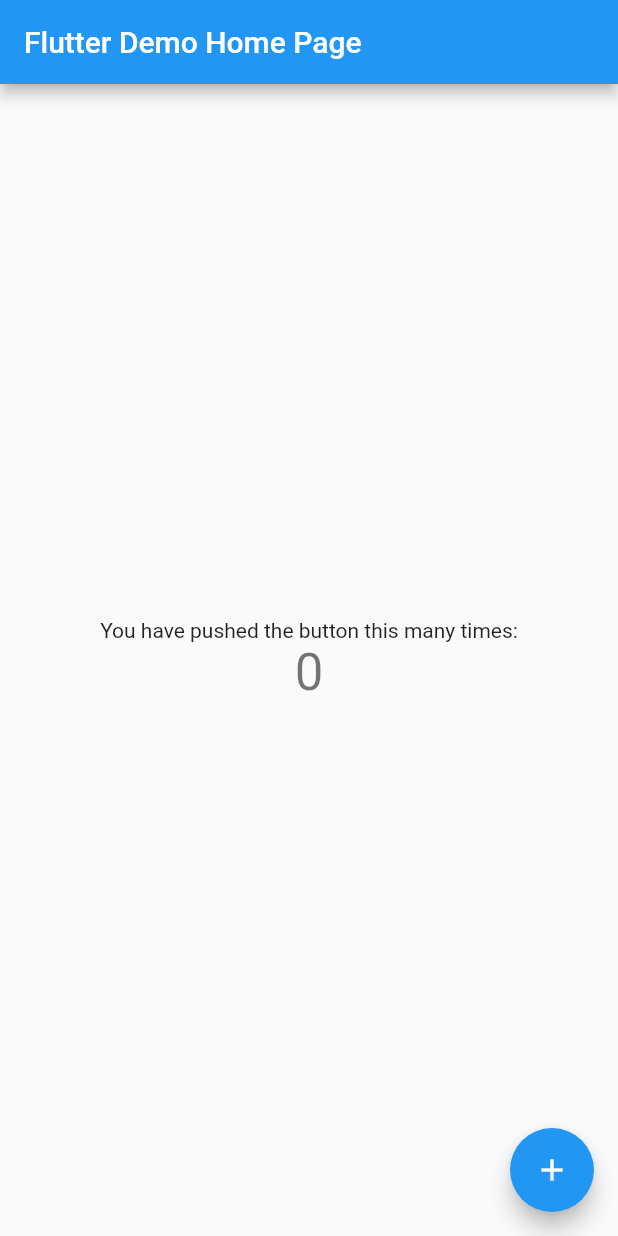
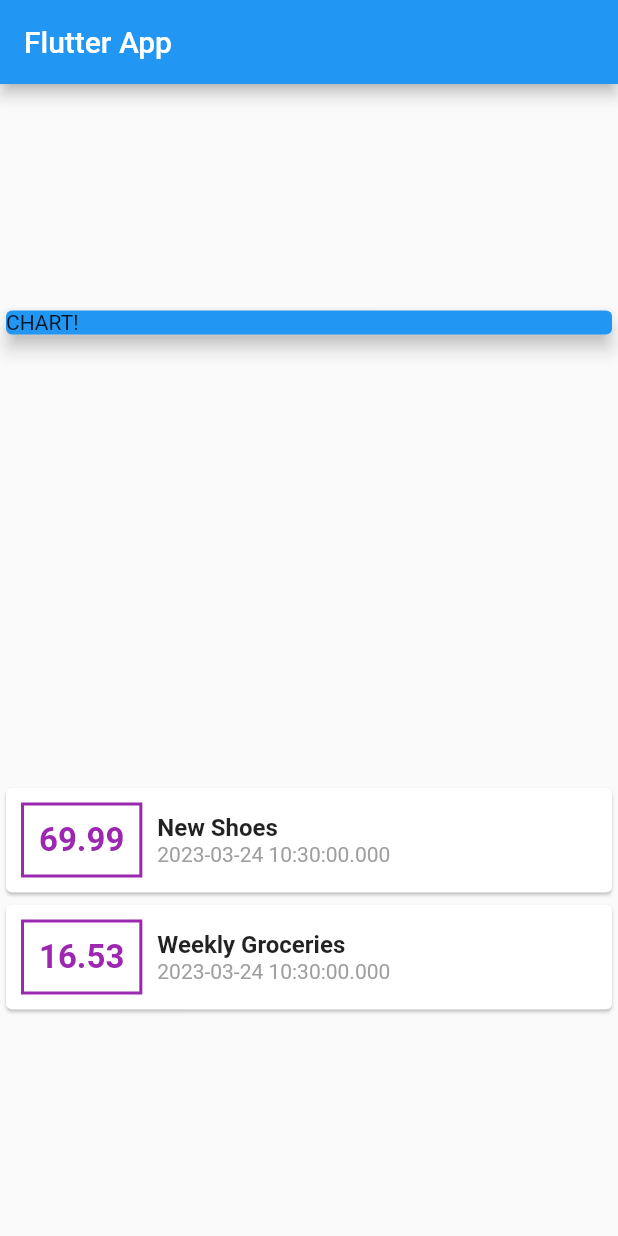
Before and after one commit to Curt-Park/flutter-practice, a Flutter app: the screen it shows after launch, on a phone screen of 412 x 824 dp. Run offline on Flutter 3.47's test engine with Material 2 defaults, Android fonts, the phone set to English and light mode, and no system bars.

Commit message:
Add basic frames

```diff
--- a/01_personal_expenses_app/lib/main.dart
+++ b/01_personal_expenses_app/lib/main.dart
@@ -1,115 +1,98 @@
 import 'package:flutter/material.dart';
+import './transaction.dart';
 
 void main() {
-  runApp(const MyApp());
+  runApp(MyApp());
 }
 
 class MyApp extends StatelessWidget {
-  const MyApp({super.key});
-
-  // This widget is the root of your application.
   @override
   Widget build(BuildContext context) {
     return MaterialApp(
       title: 'Flutter Demo',
-      theme: ThemeData(
-        // This is the theme of your application.
-        //
-        // Try running your application with "flutter run". You'll see the
-        // application has a blue toolbar. Then, without quitting the app, try
-        // changing the primarySwatch below to Colors.green and then invoke
-        // "hot reload" (press "r" in the console where you ran "flutter run",
-        // or simply save your changes to "hot reload" in a Flutter IDE).
-        // Notice that the counter didn't reset back to zero; the application
-        // is not restarted.
-        primarySwatch: Colors.blue,
-      ),
-      home: const MyHomePage(title: 'Flutter Demo Home Page'),
+      home: MyHomePage(),
     );
   }
 }
 
-class MyHomePage extends StatefulWidget {
-  const MyHomePage({super.key, required this.title});
-
-  // This widget is the home page of your application. It is stateful, meaning
-  // that it has a State object (defined below) that contains fields that affect
-  // how it looks.
-
-  // This class is the configuration for the state. It holds the values (in this
-  // case the title) provided by the parent (in this case the App widget) and
-  // used by the build method of the State. Fields in a Widget subclass are
-  // always marked "final".
-
-  final String title;
-
-  @override
-  State<MyHomePage> createState() => _MyHomePageState();
-}
-
-class _MyHomePageState extends State<MyHomePage> {
-  int _counter = 0;
-
-  void _incrementCounter() {
-    setState(() {
-      // This call to setState tells the Flutter framework that something has
-      // changed in this State, which causes it to rerun the build method below
-      // so that the display can reflect the updated values. If we changed
-      // _counter without calling setState(), then the build method would not be
-      // called again, and so nothing would appear to happen.
-      _counter++;
-    });
-  }
+class MyHomePage extends StatelessWidget {
+  final List<Transaction> transactions = [
+    Transaction(
+      id: 't1',
+      title: 'New Shoes',
+      amount: 69.99,
+      date: DateTime.now(),
+    ),
+    Transaction(
+      id: 't2',
+      title: 'Weekly Groceries',
+      amount: 16.53,
+      date: DateTime.now(),
+    ),
+  ];
 
   @override
   Widget build(BuildContext context) {
-    // This method is rerun every time setState is called, for instance as done
-    // by the _incrementCounter method above.
-    //
-    // The Flutter framework has been optimized to make rerunning build methods
-    // fast, so that you can just rebuild anything that needs updating rather
-    // than having to individually change instances of widgets.
     return Scaffold(
       appBar: AppBar(
-        // Here we take the value from the MyHomePage object that was created by
-        // the App.build method, and use it to set our appbar title.
-        title: Text(widget.title),
+        title: Text('Flutter App'),
       ),
-      body: Center(
-        // Center is a layout widget. It takes a single child and positions it
-        // in the middle of the parent.
-        child: Column(
-          // Column is also a layout widget. It takes a list of children and
-          // arranges them vertically. By default, it sizes itself to fit its
-          // children horizontally, and tries to be as tall as its parent.
-          //
-          // Invoke "debug painting" (press "p" in the console, choose the
-          // "Toggle Debug Paint" action from the Flutter Inspector in Android
-          // Studio, or the "Toggle Debug Paint" command in Visual Studio Code)
-          // to see the wireframe for each widget.
-          //
-          // Column has various properties to control how it sizes itself and
-          // how it positions its children. Here we use mainAxisAlignment to
-          // center the children vertically; the main axis here is the vertical
-          // axis because Columns are vertical (the cross axis would be
-          // horizontal).
-          mainAxisAlignment: MainAxisAlignment.center,
-          children: <Widget>[
-            const Text(
-              'You have pushed the button this many times:',
+      body: Column(
+        mainAxisAlignment: MainAxisAlignment.spaceAround,
+        crossAxisAlignment: CrossAxisAlignment.stretch,
+        children: <Widget>[
+          Container(
+            width: double.infinity,
+            child: Card(
+              color: Colors.blue,
+              child: Text('CHART!'),
+              elevation: 5,
             ),
-            Text(
-              '$_counter',
-              style: Theme.of(context).textTheme.headlineMedium,
-            ),
-          ],
-        ),
+          ),
+          Column(
+            children: transactions.map((tx) {
+              return Card(
+                child: Row(
+                  children: <Widget>[
+                    Container(
+                      margin: EdgeInsets.symmetric(
+                        vertical: 10,
+                        horizontal: 10,
+                      ),
+                      decoration: BoxDecoration(
+                        border: Border.all(
+                          color: Colors.purple,
+                          width: 2,
+                        ),
+                      ),
+                      padding: EdgeInsets.all(10),
+                      child: Text(tx.amount.toString(),
+                          style: TextStyle(
+                            fontWeight: FontWeight.bold,
+                            fontSize: 22,
+                            color: Colors.purple,
+                          )),
+                    ),
+                    Column(
+                        crossAxisAlignment: CrossAxisAlignment.start,
+                        children: <Widget>[
+                          Text(tx.title,
+                              style: TextStyle(
+                                fontSize: 16,
+                                fontWeight: FontWeight.bold,
+                              )),
+                          Text(tx.date.toString(),
+                              style: TextStyle(
+                                color: Colors.grey,
+                              )),
+                        ])
+                  ],
+                ),
+              );
+            }).toList(),
+          ),
+        ],
       ),
-      floatingActionButton: FloatingActionButton(
-        onPressed: _incrementCounter,
-        tooltip: 'Increment',
-        child: const Icon(Icons.add),
-      ), // This trailing comma makes auto-formatting nicer for build methods.
     );
   }
 }
--- /dev/null
+++ b/01_personal_expenses_app/lib/transaction.dart
@@ -0,0 +1,15 @@
+import 'package:flutter/foundation.dart';
+
+class Transaction {
+  String id;
+  String title;
+  double amount;
+  DateTime date;
+
+  Transaction({
+    required this.id,
+    required this.title,
+    required this.amount,
+    required this.date,
+  });
+}
```
